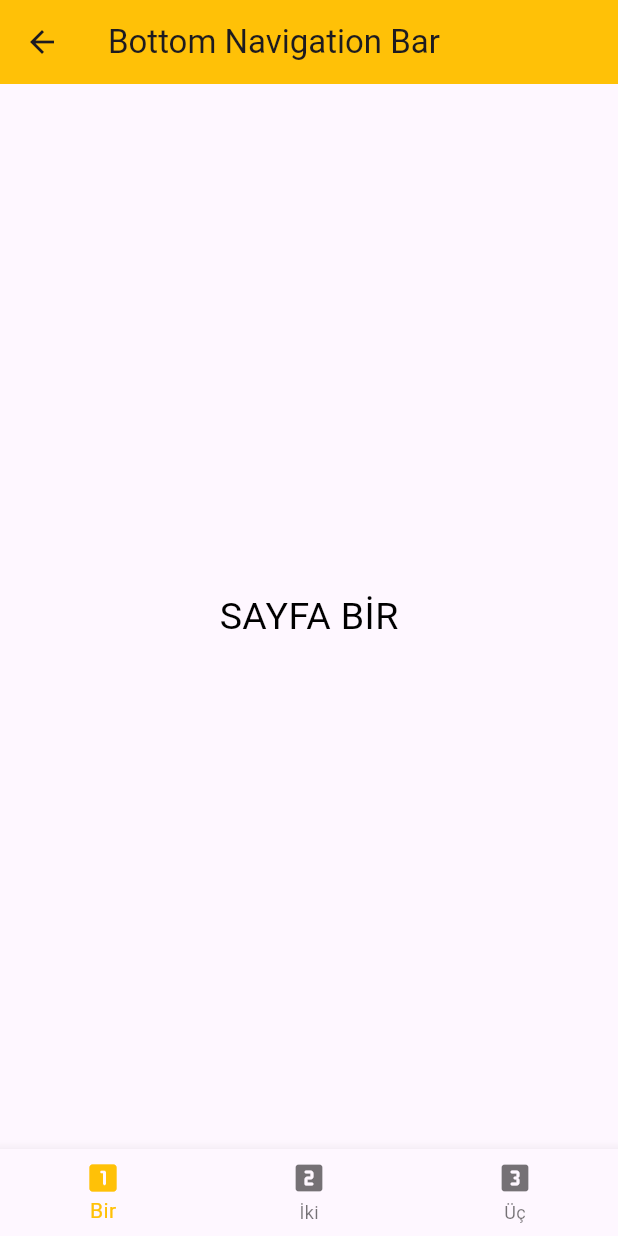
After one commit to sinemertural/Flutter-Bootcamp, a Flutter app: the BottomNavigationBarSayfa screen opened directly, on a phone screen of 412 x 824 dp. The commit adds this screen. Run offline on Flutter 3.47's test engine with Material 3 defaults, Android fonts, the phone set to English and light mode, and no system bars.

Commit message:
Add project structure, Bottom Navigation Bar, and user interaction modules.

```diff
--- /dev/null
+++ b/calisma_yapisi/lib/bottom_navigation_bar_kullanimi/bottom_navigation_bar_sayfa.dart
@@ -0,0 +1,37 @@
+import 'package:calisma_yapisi/bottom_navigation_bar_kullanimi/sayfa_bir.dart';
+import 'package:calisma_yapisi/bottom_navigation_bar_kullanimi/sayfa_iki.dart';
+import 'package:calisma_yapisi/bottom_navigation_bar_kullanimi/sayfa_uc.dart';
+import 'package:flutter/cupertino.dart';
+import 'package:flutter/material.dart';
+
+class BottomNavigationBarSayfa extends StatefulWidget {
+  const BottomNavigationBarSayfa({super.key});
+
+  @override
+  State<BottomNavigationBarSayfa> createState() => _BottomNavigationBarSayfaState();
+}
+
+class _BottomNavigationBarSayfaState extends State<BottomNavigationBarSayfa> {
+  int secilenSayfa = 0;
+  var sayfalar = [SayfaBir(),SayfaIki(),SayfaUc()];
+  @override
+  Widget build(BuildContext context) {
+    return Scaffold(
+      appBar: AppBar(title: Text("Bottom Navigation Bar") , backgroundColor: Colors.amber,),
+      body: sayfalar[secilenSayfa],
+      bottomNavigationBar: BottomNavigationBar(items: const [
+        BottomNavigationBarItem(icon: Icon(Icons.looks_one_rounded),label: "Bir"),
+        BottomNavigationBarItem(icon: Icon(Icons.looks_two_rounded), label: "İki"),
+        BottomNavigationBarItem(icon: Icon(Icons.looks_3_rounded), label: "Üç"),
+      ],
+          currentIndex: secilenSayfa,
+        selectedItemColor: Colors.amber,
+        onTap: (index){
+        setState(() {
+          secilenSayfa = index;
+        });
+        },
+      )
+    );
+  }
+}
--- /dev/null
+++ b/calisma_yapisi/lib/bottom_navigation_bar_kullanimi/sayfa_bir.dart
@@ -0,0 +1,18 @@
+import 'package:flutter/cupertino.dart';
+import 'package:flutter/material.dart';
+
+class SayfaBir extends StatefulWidget {
+  const SayfaBir({super.key});
+
+  @override
+  State<SayfaBir> createState() => _SayfaBirState();
+}
+
+class _SayfaBirState extends State<SayfaBir> {
+  @override
+  Widget build(BuildContext context) {
+    return const Center(
+      child: Text("SAYFA BİR" , style: TextStyle(fontSize: 25 , color: Colors.black),),
+    );
+  }
+}
```
Also changed, not shown: calisma_yapisi/lib/anasayfa.dart (added, +48 -0 lines), calisma_yapisi/lib/bottom_navigation_bar_kullanimi/sayfa_iki.dart (added, +18 -0 lines), calisma_yapisi/lib/bottom_navigation_bar_kullanimi/sayfa_uc.dart (added, +18 -0 lines), calisma_yapisi/lib/kisiler.dart (added, +8 -0 lines), calisma_yapisi/lib/kullanici_etkilesimi/kullanici_etkilesimi_sayfa.dart (added, +82 -0 lines), calisma_yapisi/lib/main.dart (+6 -103 lines), calisma_yapisi/lib/oyun_ekrani.dart (added, +37 -0 lines), calisma_yapisi/lib/sonuc_ekrani.dart (added, +31 -0 lines).
